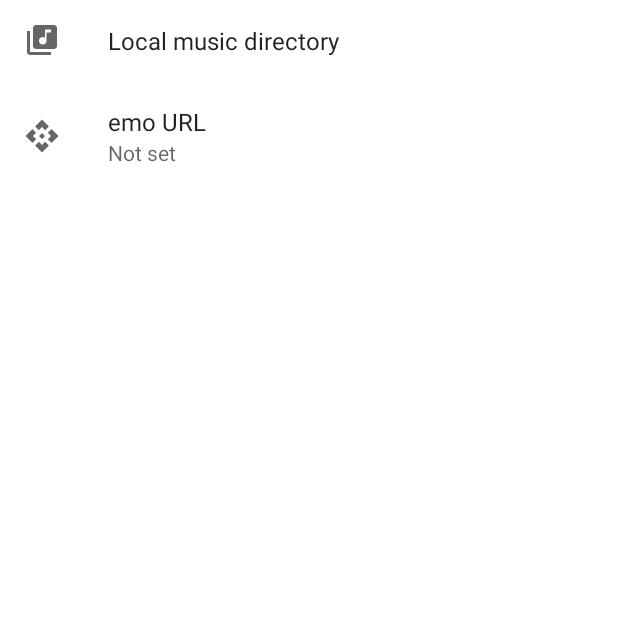
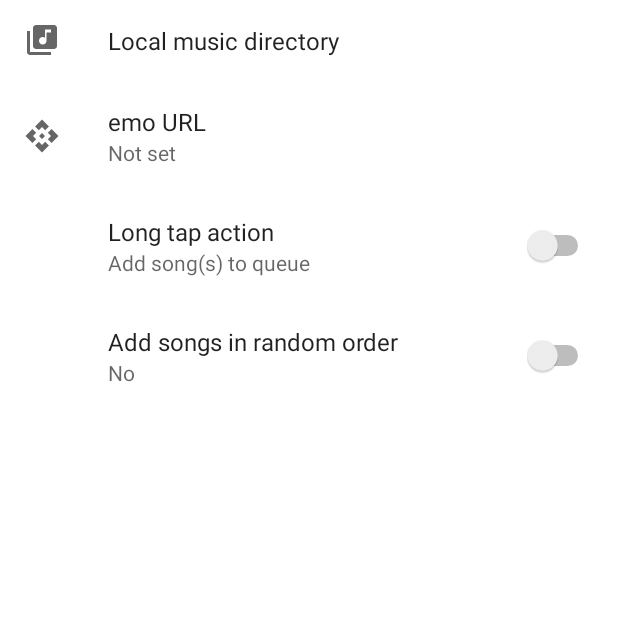
Before and after one commit to 42LoCo42/chibimo, an Android app: the SettingsActivity screen opened directly, with no data from a screen before it, on a phone screen of 412 x 824 dp, the top half of it. Run offline under Robolectric (Android 15) with nearby library versions, the phone set to English and light mode, and no system bars; our stand-ins replace androidx.preference.

Commit message:
Add (some) longtap actions for library

```diff
--- a/app/src/main/java/forty/two/chibimo/PlayerService.kt
+++ b/app/src/main/java/forty/two/chibimo/PlayerService.kt
@@ -54,11 +54,7 @@ class PlayerService: Service() {
 	override fun onCreate() {
 		manager = getSystemService(NotificationManager::class.java)
 		manager.createNotificationChannel(
-			NotificationChannel(channelID, channelID, NotificationManager.IMPORTANCE_DEFAULT).apply {
-				enableLights(false)
-				enableVibration(false)
-				setSound(null, null)
-			}
+			NotificationChannel(channelID, channelID, NotificationManager.IMPORTANCE_DEFAULT)
 		)
 		super.onCreate()
 	}
--- a/app/src/main/res/values/strings.xml
+++ b/app/src/main/res/values/strings.xml
@@ -18,4 +18,13 @@
 	<string name="next">Next</string>
 	<string name="repeat">Repeat</string>
 	<string name="stop">Stop</string>
+	<string name="play_songs_directly">Play song(s) directly</string>
+	<string name="add_songs_to_queue">Add song(s) to queue</string>
+	<string name="add_songs_random">Add songs in random order</string>
+	<string name="yes">Yes</string>
+	<string name="no">No</string>
+	<string name="local_music_directory">Local music directory</string>
+	<string name="emo_url">emo URL</string>
+	<string name="playing">Playing %s</string>
+	<string name="long_tap_action">Long tap action</string>
 </resources>
--- a/app/src/main/res/xml/root_preferences.xml
+++ b/app/src/main/res/xml/root_preferences.xml
@@ -1,15 +1,24 @@
 <PreferenceScreen xmlns:android="http://schemas.android.com/apk/res/android"
-	xmlns:app="http://schemas.android.com/apk/res-auto">
+				  xmlns:app="http://schemas.android.com/apk/res-auto">
 	<Preference
 		app:icon="@drawable/ic_baseline_library_music_24"
 		app:key="musicDirectory"
 		app:persistent="true"
-		app:title="Local music directory" />
+		app:title="@string/local_music_directory"/>
 	<EditTextPreference
 		android:icon="@drawable/ic_baseline_api_24"
 		android:key="emoURL"
 		android:selectAllOnFocus="true"
 		android:singleLine="true"
-		android:title="emo URL"
-		app:useSimpleSummaryProvider="true" />
+		android:title="@string/emo_url"
+		app:useSimpleSummaryProvider="true"/>
+	<SwitchPreference
+		android:defaultValue="false"
+		android:key="longTapPlaysSongs"
+		android:summaryOn="@string/play_songs_directly" android:title="@string/long_tap_action"
+		android:summaryOff="@string/add_songs_to_queue"/>
+	<SwitchPreference
+		android:defaultValue="false"
+		android:title="@string/add_songs_random" android:key="addSongsRandomized"
+		android:summaryOn="@string/yes" android:summaryOff="@string/no"/>
 </PreferenceScreen>
```
Also changed, not shown: app/src/main/java/forty/two/chibimo/MainActivity.kt (+67 -17 lines), app/src/main/java/forty/two/chibimo/Utils.kt (+12 -0 lines), app/src/main/res/layout/activity_main.xml (+12 -16 lines).
